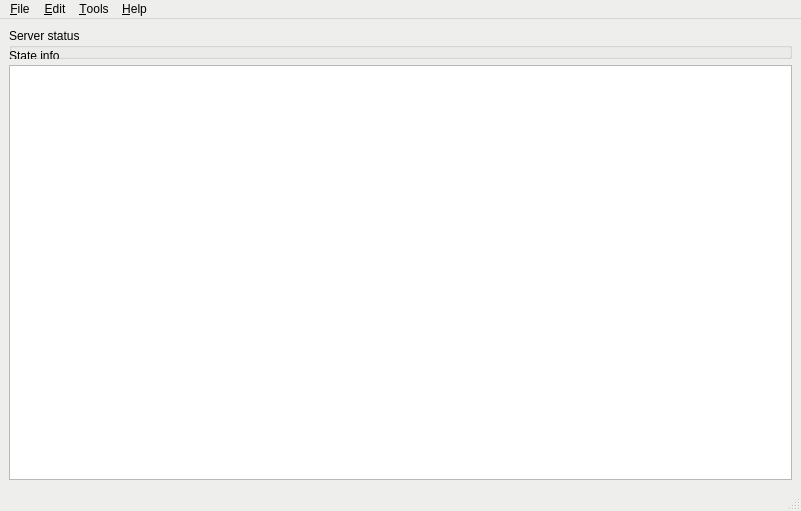
This is src/ui/MainWindow.ui in trebleshot/desktop as Qt 5 draws it before an edit. The edited form follows.
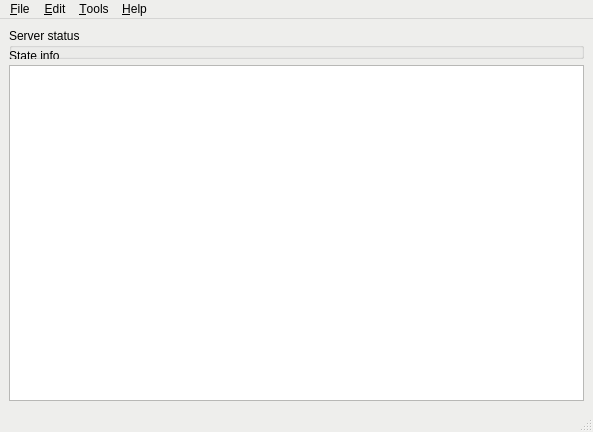
This is the edited form.

The edit to the form file:
```diff
--- a/src/ui/MainWindow.ui
+++ b/src/ui/MainWindow.ui
@@ -6,8 +6,8 @@
    <rect>
     <x>0</x>
     <y>0</y>
-    <width>801</width>
-    <height>511</height>
+    <width>593</width>
+    <height>432</height>
    </rect>
   </property>
   <property name="sizePolicy">
@@ -524,7 +524,7 @@
     <rect>
      <x>0</x>
      <y>0</y>
-     <width>801</width>
+     <width>593</width>
      <height>21</height>
     </rect>
    </property>
```
